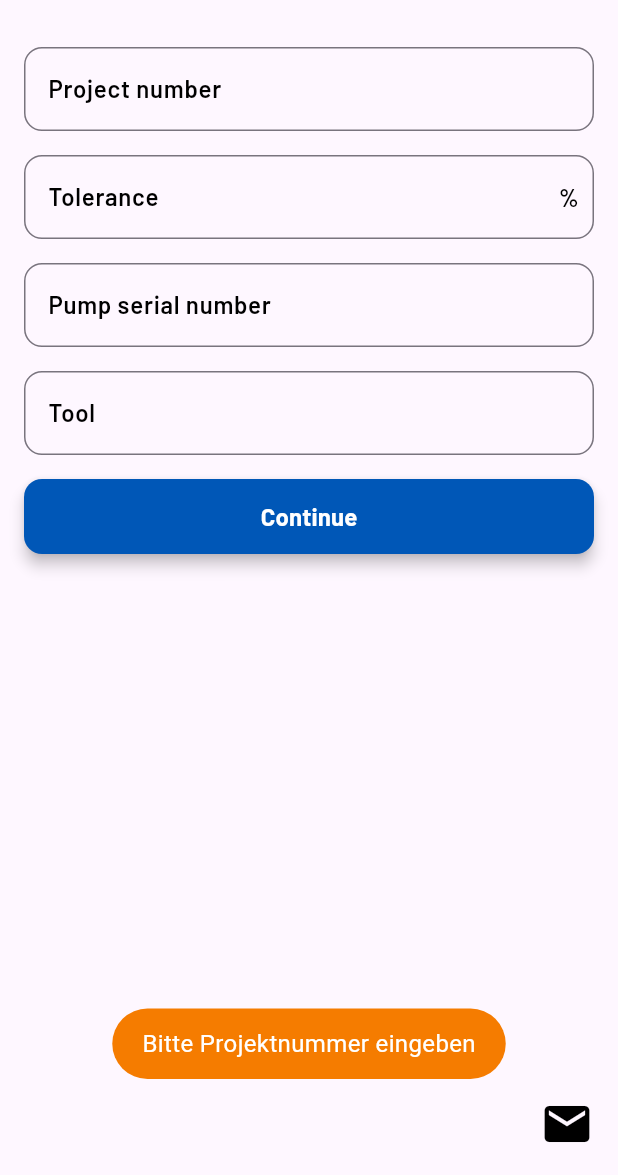
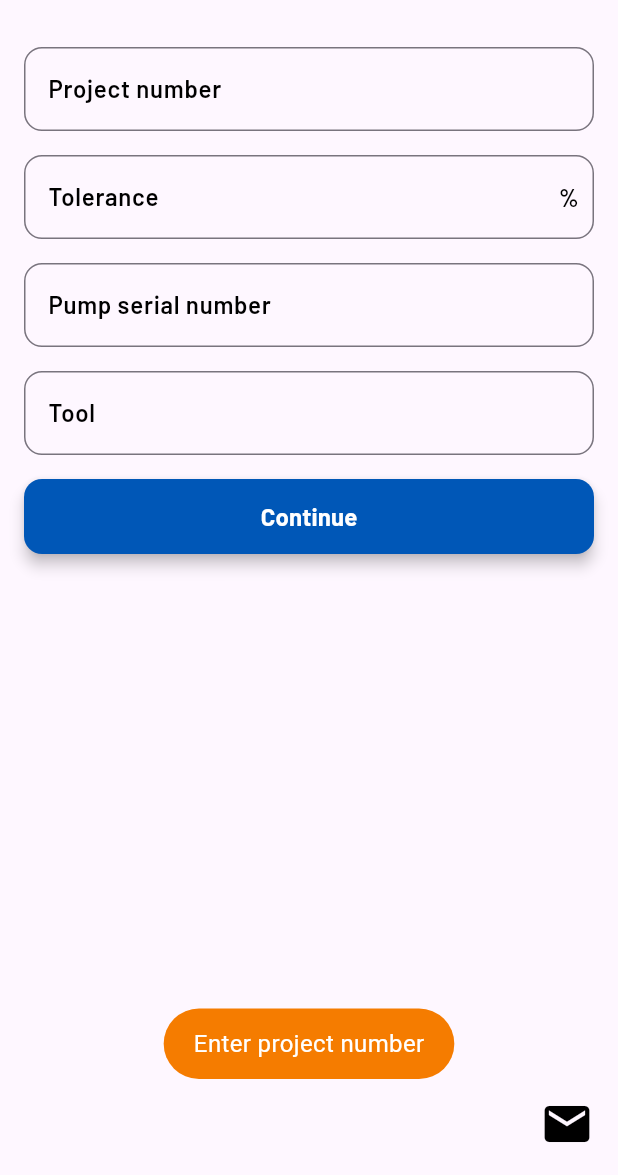
Before and after one commit to RDahlmann/Torque_Doc_Flutter, a Flutter app: the HomeScreen screen opened by its route, after a tap on "Continue", on a phone screen of 412 x 824 dp, the part 61-1236 px from its top. Run offline on Flutter 3.47's test engine with Material 3 defaults, Android fonts, the phone set to English and light mode, and no system bars; our stand-ins replace cross_file, csv, device_info_plus, flutter_blue_plus, fluttertoast, pdf and 3 more; missing offline and left inert: flutter_foreground_task; accounts and stored records are empty; Roboto replaces fonts that are missing (Barlow); key blocks and very long unbroken strings in the code were emptied for the run.

Commit message:
Strings überarbeitet

```diff
--- a/lib/screens/home.dart
+++ b/lib/screens/home.dart
@@ -259,33 +259,38 @@ class _HomeScreenState extends State<HomeScreen> {
 
   void validateAndProceed() {
     final fields = Provider.of<FieldSettings>(context, listen: false);
+    final t = Provider.of<Translations>(context, listen: false); // ⚡ wichtig
 
     if (fields.requireName && UserName.isEmpty) {
-      AppToast.warning("Bitte Name eingeben");
+      AppToast.warning(t.text('name_insert'));
       return;
     }
     if (Projectnumber.isEmpty) {
-      AppToast.warning("Bitte Projektnummer eingeben");
+      AppToast.warning(t.text('project_insert'));
       return;
     }
-    if (fields.requireSerialPump && Serialpump.isEmpty) {
-      AppToast.warning("Bitte Seriennummer Pumpe eingeben");
+    if (Toleranz.isEmpty) {
+      AppToast.warning(t.text('tolerance_insert'));
+      return;
+    }
+    if (Serialpump.isEmpty) {
+      AppToast.warning(t.text('serial_pump_insert'));
       return;
     }
     if (fields.requireSerialTool && Serialtool.isEmpty) {
-      AppToast.warning("Bitte Seriennummer Werkzeug eingeben");
+      AppToast.warning(t.text('serial_tool_insert'));
       return;
     }
     if (fields.requireSerialHose && Serialhose.isEmpty) {
-      AppToast.warning("Bitte Seriennummer Schlauch eingeben");
+      AppToast.warning(t.text('serial_hose_insert'));
       return;
     }
     if (Tool.isEmpty) {
-      AppToast.warning("Bitte Werkzeug eingeben");
+      AppToast.warning(t.text('tool_insert'));
       return;
     }
     Navigator.pushNamed(context, '/choose');
-    AppToast.success("Alle Pflichtfelder korrekt ausgefüllt!");
   }
 
+
 }
--- a/lib/utils/translation.dart
+++ b/lib/utils/translation.dart
@@ -84,7 +84,7 @@ class Translations extends ChangeNotifier {
       'home12':'Bitte die Seriennummer des Schlauchs eingeben',
       'home13':'Seriennummer Werkzeug',
       'home14':'Bitte die Seriennummer des Werkzeugs eingeben',
-      'home15':'BeschreibungWerkzeug',
+      'home15':'Werkzeug',
       'home16':'Bitte die Werkzeugbeschreibung eingeben',
 
 
@@ -305,7 +305,7 @@ class Translations extends ChangeNotifier {
       'serial_pump_insert': 'Enter pump serial number',
       'serial_tool_insert': 'Enter tool serial number',
       'serial_hose_insert': 'Enter hose serial number',
-      'tool_insert': 'Tool',
+      'tool_insert': 'Enter Tool description',
       'continue': 'Continue',
       'save_back': 'Save & Back',
       'language': 'Select language',
```
